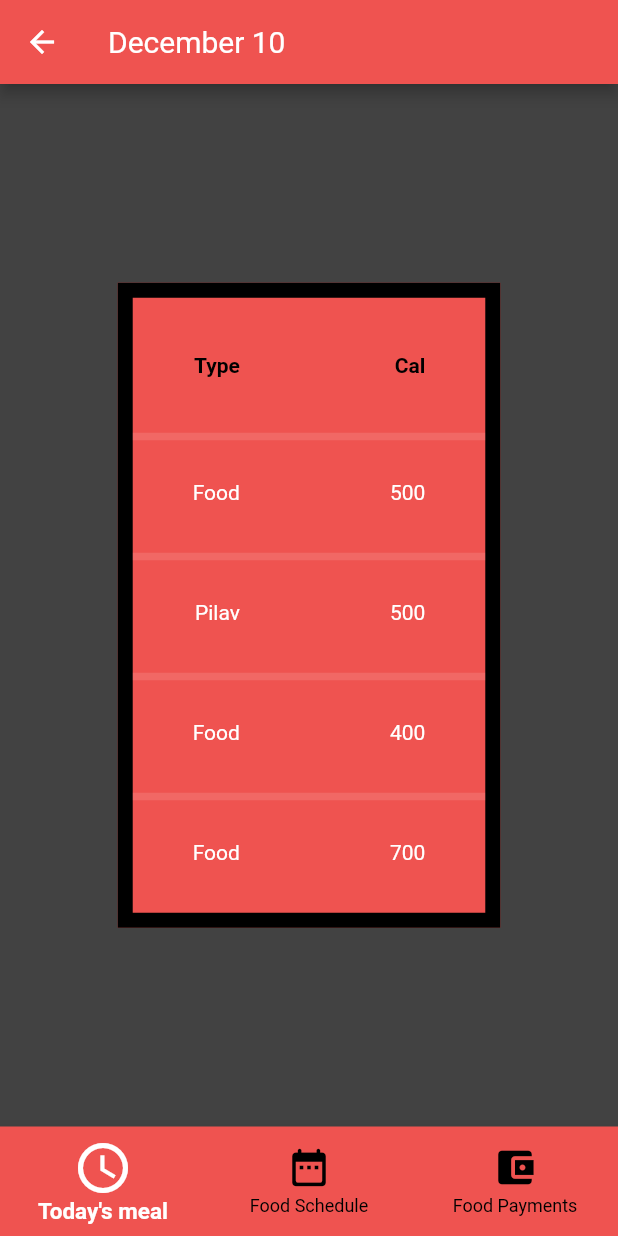
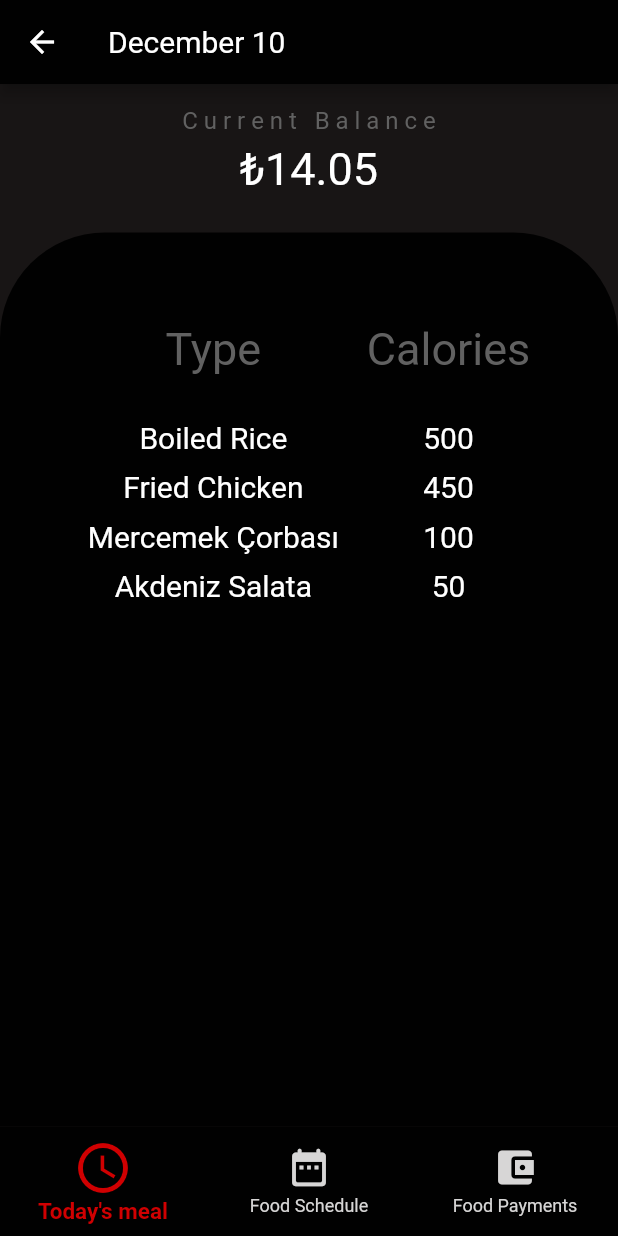
Before and after one commit to HomamAbosaleh/AGU-App, a Flutter app: the Food screen opened by its route, on a phone screen of 412 x 824 dp. Run offline on Flutter 3.47's test engine with Material 2 defaults, Android fonts, the phone set to English and light mode, and no system bars; our stand-ins replace cloud_firestore, firebase_auth, firebase_core, shared_preferences; accounts and stored records are empty.

Commit message:
food modified

```diff
--- a/final_project/lib/UI/canteen/food_menu.dart
+++ b/final_project/lib/UI/canteen/food_menu.dart
@@ -39,7 +39,7 @@ class _foodState extends State<Food> {
           titles[currentIndex],
           style: const TextStyle(fontWeight: FontWeight.normal, fontSize: 20),
         ),
-          backgroundColor: Colors.red[400],
+        backgroundColor: Color(0xF3000000),
       ),
       body: pages[currentIndex],
       bottomNavigationBar: BottomNavigationBar(
@@ -47,14 +47,15 @@ class _foodState extends State<Food> {
         onTap: _onItemTapped,
         iconSize: 30,
         selectedFontSize: 15,
-          selectedIconTheme: const IconThemeData(color: Colors.white, size: 40),
-          selectedItemColor: Colors.white,
+        selectedIconTheme:
+            const IconThemeData(color: Color(0xFFD00001), size: 40),
+        selectedItemColor: Color(0xFFD00001),
         selectedLabelStyle: const TextStyle(fontWeight: FontWeight.bold),
-          backgroundColor: Colors.red[400],
+        backgroundColor: Color(0xF3000000),
         unselectedIconTheme: const IconThemeData(
-            color: Colors.black,
+          color: Color(0xFFD7D6D6),
         ),
-          unselectedItemColor: Colors.black,
+        unselectedItemColor: Color(0xFFD7D6D6),
         items: const <BottomNavigationBarItem>[
           BottomNavigationBarItem(
             icon: Icon(Icons.access_time),
@@ -73,7 +74,7 @@ class _foodState extends State<Food> {
               label: 'Food Payments'),
         ],
       ),
-        backgroundColor: Colors.grey[800],
+      backgroundColor: const Color(0xFF181515),
     );
   }
 }
--- a/final_project/lib/UI/canteen/meal.dart
+++ b/final_project/lib/UI/canteen/meal.dart
@@ -1,77 +1,102 @@
+// ignore_for_file: prefer_const_literals_to_create_immutables
+
+import 'package:final_project/UI/canteen/payment.dart';
+import 'package:final_project/model/meal.dart';
 import 'package:flutter/material.dart';
 
-class meal extends StatefulWidget {
-  const meal({Key? key}) : super(key: key);
+class meal extends StatelessWidget {
+  List<Meal> meals = [
+    Meal(
+        mainDish: "Boiled Rice",
+        secondDish: "Fried Chicken",
+        soup: "Mercemek Çorbası",
+        salad: "Akdeniz Salata",
+        CalMain: 500,
+        CalSecond: 450,
+        CalSalad: 50,
+        CalSoup: 100),
+  ];
 
-  @override
-  _mealState createState() => _mealState();
-}
-
-class _mealState extends State<meal> {
-  @override
   Widget build(BuildContext context) {
-    return Center(
+    Meal(CalMain: 15);
+    return Container(
+      // padding: EdgeInsets.all(5),
+      alignment: Alignment.center,
       child: Column(
-        mainAxisAlignment: MainAxisAlignment.center,
         children: <Widget>[
-          Container(
-            color: Colors.red[400],
-            child: DataTable(
-                sortColumnIndex: 1,
-                sortAscending: true,
-                headingRowHeight: 90,
-                columnSpacing: 100,
-                horizontalMargin: 40,
-                dividerThickness: 5,
-                dataRowHeight: 80,
-                headingTextStyle: const TextStyle(
-                    fontWeight: FontWeight.bold, color: Colors.black),
-                decoration: BoxDecoration(
-                    border: Border.all(color: Colors.black, width: 10)),
-                columns: const [
-                  DataColumn(
-                    label: Text('Type'),
-                    numeric: true,
+          const SizedBox(height: 15),
+          Text(
+            "C u r r e n t   B a l a n c e",
+            style: TextStyle(color: Colors.grey[700], fontSize: 16),
+          ),
+          const SizedBox(height: 5),
+          const Text('₺14.05', style: TextStyle(fontSize: 30)),
+          const SizedBox(height: 25),
+          Expanded(
+            child: Container(
+              padding: EdgeInsets.only(top: 20),
+              decoration: const BoxDecoration(
+                borderRadius: BorderRadius.only(
+                  topLeft: Radius.circular(70),
+                  topRight: Radius.circular(70),
+                  // bottomLeft: Radius.circular(50),
+                  // bottomRight: Radius.circular(50),
+                ),
+                color: Color(0xF3000000),
+              ),
+              child: Column(
+                children: [
+                  Container(
+                    padding: EdgeInsets.symmetric(vertical: 40, horizontal: 40),
+                    child: Row(
+                      mainAxisAlignment: MainAxisAlignment.spaceEvenly,
+                      children: [
+                        Column(
+                          children: [
+                            Text(
+                              'Type',
+                              style: TextStyle(
+                                  color: Colors.grey[700], fontSize: 30),
+                            ),
+                            const SizedBox(height: 30),
+                            Text(meals[0].mainDish.toString(),
+                                style: TextStyle(fontSize: 20)),
+                            const SizedBox(height: 10),
+                            Text(meals[0].secondDish.toString(),
+                                style: TextStyle(fontSize: 20)),
+                            const SizedBox(height: 10),
+                            Text(meals[0].soup.toString(),
+                                style: TextStyle(fontSize: 20)),
+                            const SizedBox(height: 10),
+                            Text(meals[0].salad.toString(),
+                                style: TextStyle(fontSize: 20)),
+                          ],
+                        ),
+                        Column(
+                          children: [
+                            Text('Calories',
+                                style: TextStyle(
+                                    color: Colors.grey[700], fontSize: 30)),
+                            SizedBox(height: 30),
+                            Text(meals[0].CalMain.toString(),
+                                style: TextStyle(fontSize: 20)),
+                            SizedBox(height: 10),
+                            Text(meals[0].CalSecond.toString(),
+                                style: TextStyle(fontSize: 20)),
+                            SizedBox(height: 10),
+                            Text(meals[0].CalSoup.toString(),
+                                style: TextStyle(fontSize: 20)),
+                            SizedBox(height: 10),
+                            Text(meals[0].CalSalad.toString(),
+                                style: TextStyle(fontSize: 20)),
+                          ],
+                        )
+                      ],
+                    ),
                   ),
-                  DataColumn(
-                    label: Text('Cal'),
-                    numeric: true,
-                  )
                 ],
-                rows: const [
-                  DataRow(cells: [
-                    DataCell(Text(
-                      'Food',
-                      style: TextStyle(color: Colors.white),
-                    )),
-                    DataCell(
-                        Text('500', style: TextStyle(color: Colors.white))),
-                  ]),
-                  DataRow(cells: [
-                    DataCell(Text(
-                      'Pilav',
-                      style: TextStyle(color: Colors.white),
-                    )),
-                    DataCell(
-                        Text('500', style: TextStyle(color: Colors.white))),
-                  ]),
-                  DataRow(cells: [
-                    DataCell(Text(
-                      'Food',
-                      style: TextStyle(color: Colors.white),
-                    )),
-                    DataCell(
-                        Text('400', style: TextStyle(color: Colors.white))),
-                  ]),
-                  DataRow(cells: [
-                    DataCell(Text(
-                      'Food',
-                      style: TextStyle(color: Colors.white),
-                    )),
-                    DataCell(
-                        Text('700', style: TextStyle(color: Colors.white))),
-                  ]),
-                ]),
+              ),
+            ),
           ),
         ],
       ),
--- a/final_project/lib/UI/canteen/payment.dart
+++ b/final_project/lib/UI/canteen/payment.dart
@@ -2,13 +2,45 @@ import 'package:flutter/material.dart';
 import 'package:flutter/rendering.dart';
 
 class payments extends StatefulWidget {
-  const payments({Key? key}) : super(key: key);
+  int? money;
+  payments({this.money});
 
   @override
   _paymentsState createState() => _paymentsState();
 }
 
+double balance = 0;
+void addMoney(double newBalance) {
+  balance += newBalance;
+}
+
+final balanceController = TextEditingController();
+
 class _paymentsState extends State<payments> {
+  // Widget buildSheet() {
+  //   return Container(
+  //     height: 200,
+  //     child: Column(
+  //       mainAxisAlignment: MainAxisAlignment.spaceEvenly,
+  //       children: [
+  //         Container(
+  //           padding: EdgeInsets.all(10),
+  //           child: TextField(
+  //             controller: balanceController,
+  //             decoration: InputDecoration(label: Text('balance')),
+  //           ),
+  //         ),
+  //         TextButton(
+  //             onPressed: () {
+  //               balance++;
+  //               Navigator.of(context).pop();
+  //             },
+  //             child: Text('Add Money'))
+  //       ],
+  //     ),
+  //   );
+  // }
+
   @override
   Widget build(BuildContext context) {
     return Center(
@@ -16,11 +48,50 @@ class _paymentsState extends State<payments> {
         mainAxisAlignment: MainAxisAlignment.center,
         children: [
           Text('Amount of Money in Card: '),
-          Text('50tl'),
-          ElevatedButton(onPressed: (){}, child: const Icon(Icons.account_balance_wallet),),
+          SizedBox(height: 5),
+          Text('₺ $balance', style: TextStyle(fontSize: 30)),
+          SizedBox(height: 30),
+          ElevatedButton(
+            style: ButtonStyle(
+              backgroundColor:
+                  MaterialStateColor.resolveWith((states) => Colors.white),
+            ),
+            onPressed: () {
+              showBottomSheet(
+                  context: context, builder: (context) => buildSheet());
+            },
+            child:
+                const Icon(Icons.account_balance_wallet, color: Colors.black),
+          ),
         ],
       ),
+    );
+  }
 
+  Widget buildSheet() {
+    return Container(
+      height: 200,
+      child: Column(
+        mainAxisAlignment: MainAxisAlignment.spaceEvenly,
+        children: [
+          Container(
+            padding: EdgeInsets.all(10),
+            child: TextField(
+              controller: balanceController,
+              decoration: InputDecoration(label: Text('balance')),
+            ),
+          ),
+          TextButton(
+              onPressed: () {
+                addMoney(double.parse(balanceController.text));
+                Navigator.of(context).pop();
+              },
+              child: const Text(
+                'Add Money',
+                style: TextStyle(fontSize: 20),
+              ))
+        ],
+      ),
     );
   }
 }
--- /dev/null
+++ b/final_project/lib/model/meal.dart
@@ -0,0 +1,20 @@
+class Meal {
+  String? mainDish;
+  String? secondDish;
+  String? soup;
+  String? salad;
+  int? CalMain;
+  int? CalSecond;
+  int? CalSoup;
+  int? CalSalad;
+
+  Meal(
+      {this.mainDish,
+      this.secondDish,
+      this.soup,
+      this.salad,
+      this.CalMain,
+      this.CalSecond,
+      this.CalSoup,
+      this.CalSalad});
+}
```
Lines whose indentation alone changed are shown as unchanged.
